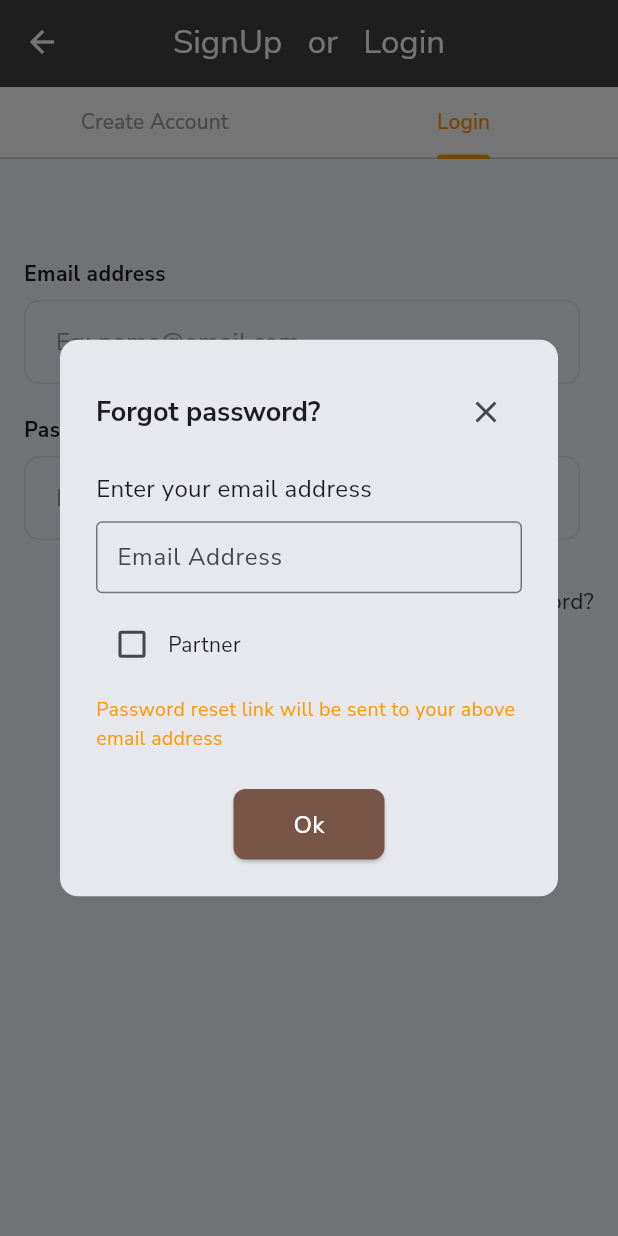
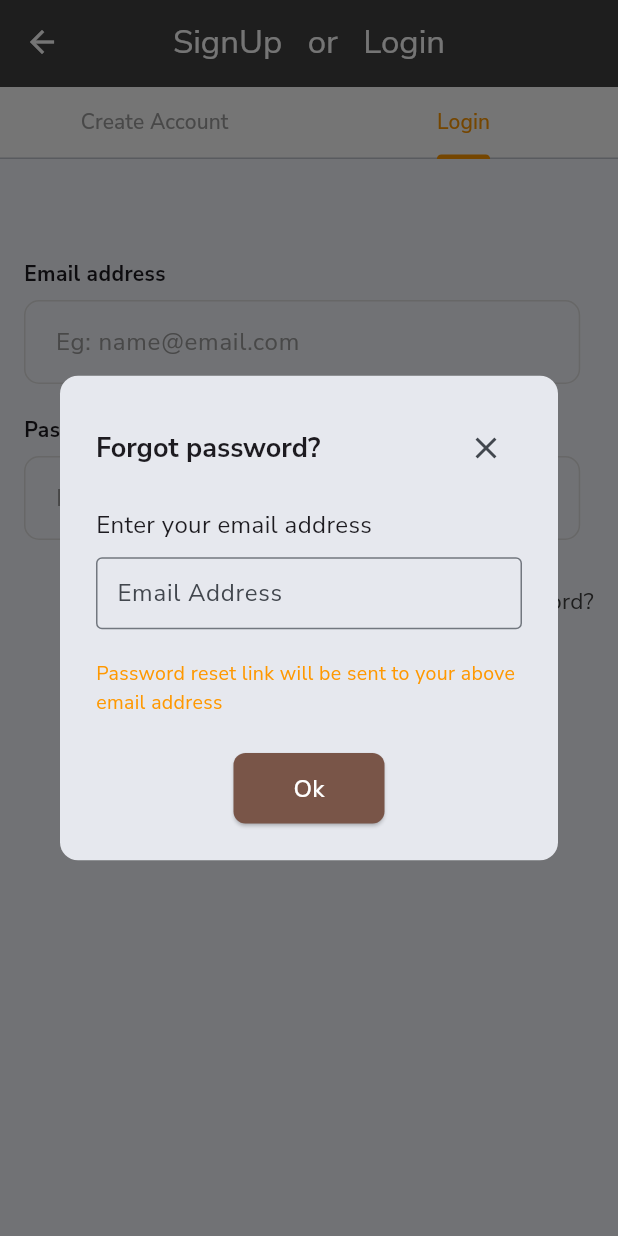
Before and after one commit to shriyanshkush/reducxnewproject, a Flutter app: the AuthScreen screen opened by its route, tab 2 chosen, after a tap on "Forgot Password?", on a phone screen of 412 x 824 dp. Run offline on Flutter 3.47's test engine with Material 3 defaults, Android fonts, the phone set to English and light mode, and no system bars; our stand-ins replace carousel_slider, delightful_toast, font_awesome_flutter, get_it, google_fonts, image_picker; network calls fail.

Commit message:
remooved partner check box

```diff
--- a/lib/user/login_screen.dart
+++ b/lib/user/login_screen.dart
@@ -225,20 +225,20 @@ class _LoginScreenState extends State<LoginScreen> {
                   ),
                   SizedBox(height: 10),
 
-                  /// ✅ Partner Checkbox
-                  Row(
-                    children: [
-                      Checkbox(
-                        value: isPartner,
-                        onChanged: (bool? value) {
-                          setState(() {
-                            isPartner = value!;
-                          });
-                        },
-                      ),
-                      Text("Partner"),
-                    ],
-                  ),
+                  // /// ✅ Partner Checkbox
+                  // Row(
+                  //   children: [
+                  //     Checkbox(
+                  //       value: isPartner,
+                  //       onChanged: (bool? value) {
+                  //         setState(() {
+                  //           isPartner = value!;
+                  //         });
+                  //       },
+                  //     ),
+                  //     Text("Partner"),
+                  //   ],
+                  // ),
                   SizedBox(height: 10),
 
                   /// ℹ️ Info Text
```
Also changed, not shown: lib/company/company_login.dart (+14 -14 lines).
